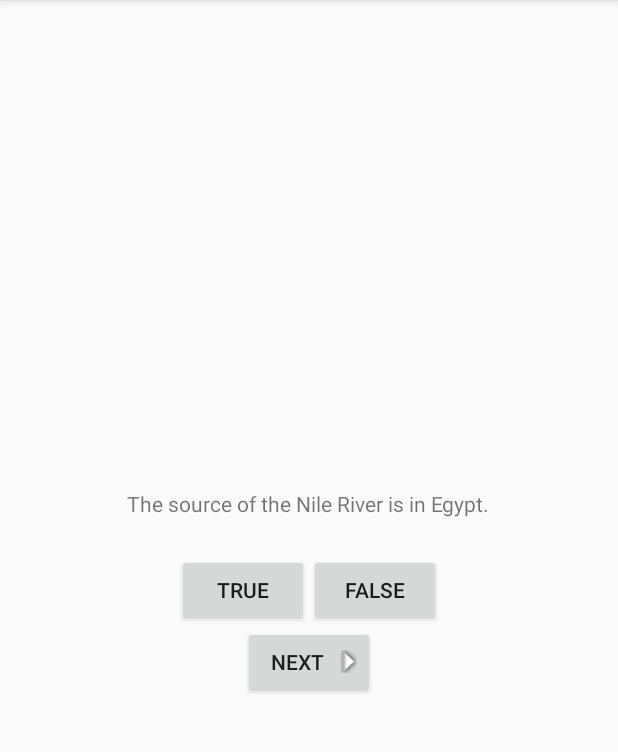
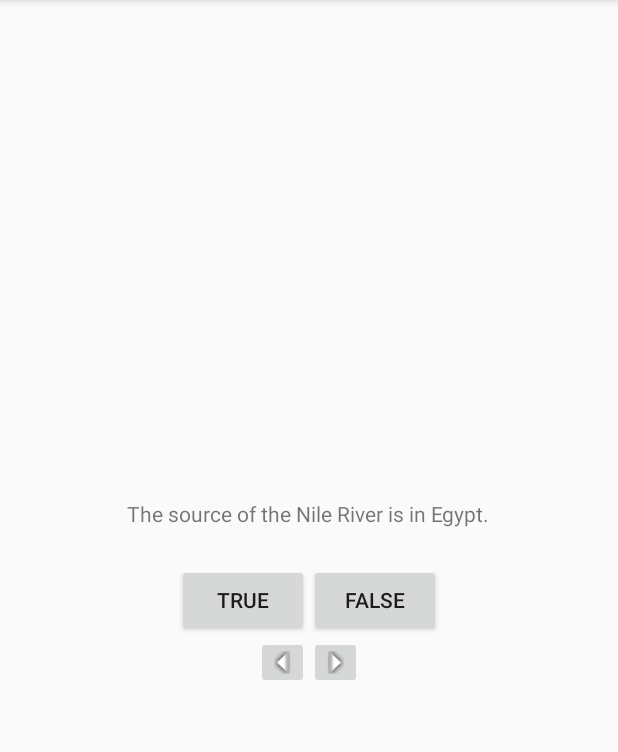
Before and after one commit to ngavilanes/Geoquiz, an Android app: the screen it shows after launch (QuizActivity), on a phone screen of 412 x 824 dp, the part 84-836 px from its top. Run offline under Robolectric (Android 15) with nearby library versions, the phone set to English and light mode, and no system bars.

Commit message:
updated with next button and prev button

```diff
--- a/app/src/main/java/com/example/ngavi/geoquiz/QuizActivity.java
+++ b/app/src/main/java/com/example/ngavi/geoquiz/QuizActivity.java
@@ -5,13 +5,15 @@ import android.support.v7.app.AppCompatActivity;
 import android.os.Bundle;
 import android.view.View;
 import android.widget.Button;
+import android.widget.ImageButton;
 import android.widget.TextView;
 import android.widget.Toast;
 
 public class QuizActivity extends AppCompatActivity {
     private Button mTrueButton;
     private Button mFalseButton;
-    private Button mNextButton;
+    private ImageButton mNextButton;
+    private ImageButton mPrevButton;
     private TextView mQuestionTextView;
     //array of questions :
     private TrueFalse[] mQuestionBank = new TrueFalse[] {
@@ -32,7 +34,7 @@ public class QuizActivity extends AppCompatActivity {
 
     private void CheckAnswer(boolean UserPressedTrue){ //private method to check the truth value of each question
         boolean AnswerIsTrue = mQuestionBank[mCurrentIndex].isTrueQuestion();
-        int messageResId =0;
+        int messageResId;
 
         if(UserPressedTrue==AnswerIsTrue){ //question is true and user pressed it correctly
             messageResId = R.string.correct_toast;
@@ -91,6 +93,26 @@ public class QuizActivity extends AppCompatActivity {
 
         //getting the TextView of the current question
         mQuestionTextView = findViewById(R.id.question_text_view);
+        mQuestionTextView.setOnClickListener(new View.OnClickListener(){
+            @Override
+            public void onClick(View v){
+                mCurrentIndex = (mCurrentIndex+1) % mQuestionBank.length;
+                UpdateQuestion();
+            }
+
+
+        });
+        mPrevButton= findViewById(R.id.prev_button);
+        mPrevButton.setOnClickListener(new View.OnClickListener() {
+            @Override
+            public void onClick(View v) {
+                mCurrentIndex -=1;
+                if(mCurrentIndex==-1){
+                    mCurrentIndex= mQuestionBank.length-1;
+                }
+                UpdateQuestion();
+            }
+        });
 
         mNextButton = findViewById(R.id.next_button);
         mNextButton.setOnClickListener(new View.OnClickListener() {
@@ -101,6 +123,8 @@ public class QuizActivity extends AppCompatActivity {
             }
         });
 
+
+
         UpdateQuestion();
 
 
--- a/app/src/main/res/layout/activity_quiz.xml
+++ b/app/src/main/res/layout/activity_quiz.xml
@@ -26,13 +26,26 @@
             android:text="@string/false_button" />
 
     </LinearLayout>
-    <Button
-        android:id="@+id/next_button"
+    <LinearLayout
         android:layout_width="wrap_content"
         android:layout_height="wrap_content"
-        android:text="@string/next_button"
-        android:drawableRight="@mipmap/arrow_right"
-        android:drawablePadding="4dp"
-        android:drawableEnd="@mipmap/arrow_right" />
+        android:orientation ="horizontal"
+        >
+
+        <ImageButton
+            android:id="@+id/prev_button"
+            android:layout_width="wrap_content"
+            android:layout_height="wrap_content"
+            android:src="@mipmap/arrow_left"
+            android:contentDescription="@string/prev_button"
+            />
+
+        <ImageButton
+            android:id="@+id/next_button"
+            android:layout_width="wrap_content"
+            android:layout_height="wrap_content"
+            android:src="@mipmap/arrow_right"
+            android:contentDescription="@string/next_button" />
+    </LinearLayout>
 
 </LinearLayout>
--- a/app/src/main/res/values/strings.xml
+++ b/app/src/main/res/values/strings.xml
@@ -12,5 +12,6 @@
     <string name = "question_africa">The source of the Nile River is in Egypt.</string>
     <string name = "question_americas">The Amazon River is the longest river in the Americas.</string>
     <string name="question_asia">Lake Baikal is the world\'s oldest and deepest freshwater lake. </string>
+    <string name ="prev_button">Prev</string>
 
 </resources>
```
